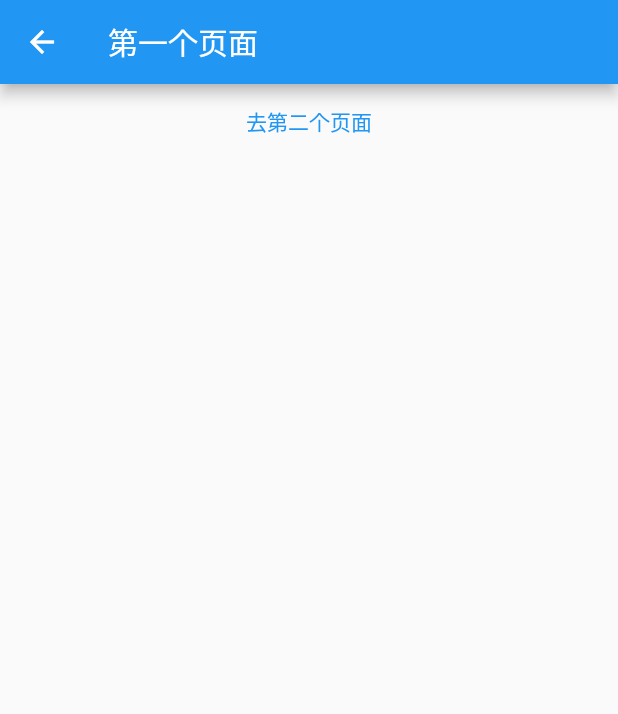
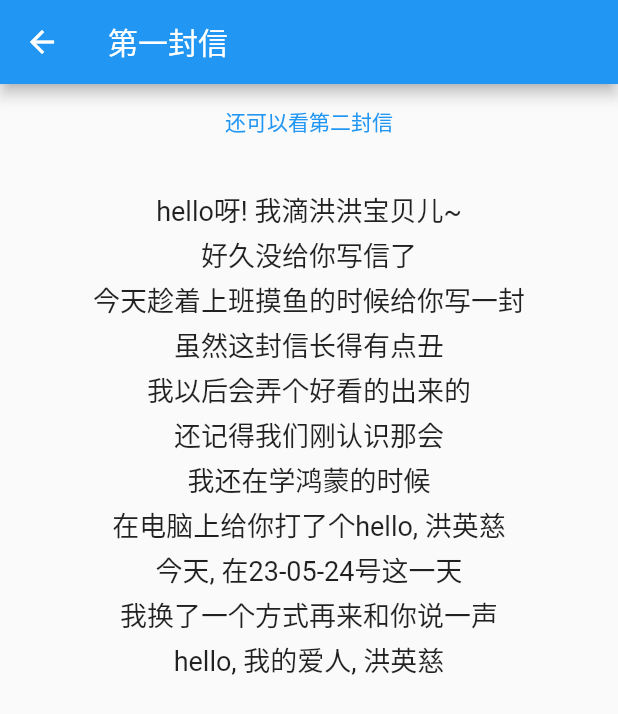
Before and after one commit to hhcme/flutter_frame_hyc, a Flutter app: the FirstHomeView screen opened by its route, on a phone screen of 412 x 824 dp. Shown: the top 714 px of the screen. Run offline on Flutter 3.47's test engine with Material 2 defaults, Android fonts, the phone set to English and light mode, and no system bars; our stand-ins replace get_storage; accounts and stored records are empty.

Commit message:
example改成给老婆的一封信

```diff
--- a/example/lib/src/page/first_home/view.dart
+++ b/example/lib/src/page/first_home/view.dart
@@ -2,7 +2,6 @@ import 'package:flutter/material.dart';
 import 'package:flutter_frame_hyc/flutter_frame_hyc.dart';
 
 import 'logic.dart';
-import 'state.dart';
 
 class FirstHomeView extends HycFrameView<FirstHomeLogic> {
   FirstHomeView({required BuildContext context, Key? key}) : super(key: key, context: context, dependency: () => FirstHomeLogic());
@@ -11,14 +10,116 @@ class FirstHomeView extends HycFrameView<FirstHomeLogic> {
   Widget build(BuildContext context) {
     return Scaffold(
       appBar: AppBar(
-        title: const Text('第一个页面'),
+        title: const Text('第一封信'),
       ),
       body: Center(
         child: ListView(
           children: <Widget>[
-            controlButton('去第二个页面', () {
+            controlButton('还可以看第二封信', () {
               toNamed('/second_home');
             }),
+            SizedBox(
+              height: 20,
+            ),
+            Center(
+              child: Container(
+                height: 30,
+                child: const Text(
+                  'hello呀! 我滴洪洪宝贝儿~',
+                  style: TextStyle(fontSize: 18),
+                ),
+              ),
+            ),
+            Center(
+              child: Container(
+                height: 30,
+                child: const Text(
+                  '好久没给你写信了',
+                  style: TextStyle(fontSize: 18),
+                ),
+              ),
+            ),
+            Center(
+              child: Container(
+                height: 30,
+                child: const Text(
+                  '今天趁着上班摸鱼的时候给你写一封',
+                  style: TextStyle(fontSize: 18),
+                ),
+              ),
+            ),
+            Center(
+              child: Container(
+                height: 30,
+                child: const Text(
+                  '虽然这封信长得有点丑',
+                  style: TextStyle(fontSize: 18),
+                ),
+              ),
+            ),
+            Center(
+              child: Container(
+                height: 30,
+                child: const Text(
+                  '我以后会弄个好看的出来的',
+                  style: TextStyle(fontSize: 18),
+                ),
+              ),
+            ),
+            Center(
+              child: Container(
+                height: 30,
+                child: const Text(
+                  '还记得我们刚认识那会',
+                  style: TextStyle(fontSize: 18),
+                ),
+              ),
+            ),
+            Center(
+              child: Container(
+                height: 30,
+                child: const Text(
+                  '我还在学鸿蒙的时候',
+                  style: TextStyle(fontSize: 18),
+                ),
+              ),
+            ),
+            Center(
+              child: Container(
+                height: 30,
+                child: const Text(
+                  '在电脑上给你打了个hello, 洪英慈',
+                  style: TextStyle(fontSize: 18),
+                ),
+              ),
+            ),
+            Center(
+              child: Container(
+                height: 30,
+                child: const Text(
+                  '今天, 在23-05-24号这一天',
+                  style: TextStyle(fontSize: 18),
+                ),
+              ),
+            ),
+            Center(
+              child: Container(
+                height: 30,
+                child: const Text(
+                  '我换了一个方式再来和你说一声',
+                  style: TextStyle(fontSize: 18),
+                ),
+              ),
+            ),
+            Center(
+              child: Container(
+                height: 30,
+                child: const Text(
+                  'hello, 我的爱人, 洪英慈',
+                  style: TextStyle(fontSize: 18),
+                ),
+              ),
+            ),
           ],
         ),
       ),
--- a/example/lib/src/page/second_home/view.dart
+++ b/example/lib/src/page/second_home/view.dart
@@ -10,12 +10,26 @@ class SecondHomeView extends HycFrameView<SecondHomeLogic> {
   Widget build(BuildContext context) {
     return Scaffold(
       appBar: AppBar(
-        title: const Text('第二个页面'),
+        title: const Text('第二封信'),
       ),
       body: Center(
-        child: ListView(
+        child: Column(
+          mainAxisAlignment: MainAxisAlignment.center,
+          crossAxisAlignment: CrossAxisAlignment.center,
           children: <Widget>[
-            controlButton('返回上一级', () {
+            const Text(
+              '想得美哈哈哈哈',
+              style: TextStyle(fontSize: 25),
+            ),
+            const Text(
+              '一次只有一封信,',
+              style: TextStyle(fontSize: 25),
+            ),
+            const Text(
+              '下次再来看吧',
+              style: TextStyle(fontSize: 25),
+            ),
+            controlButton('回去看第一封信', () {
               back();
             }),
           ],
```
Also changed, not shown: example/lib/src/page/app_home/view.dart (+15 -19 lines).
